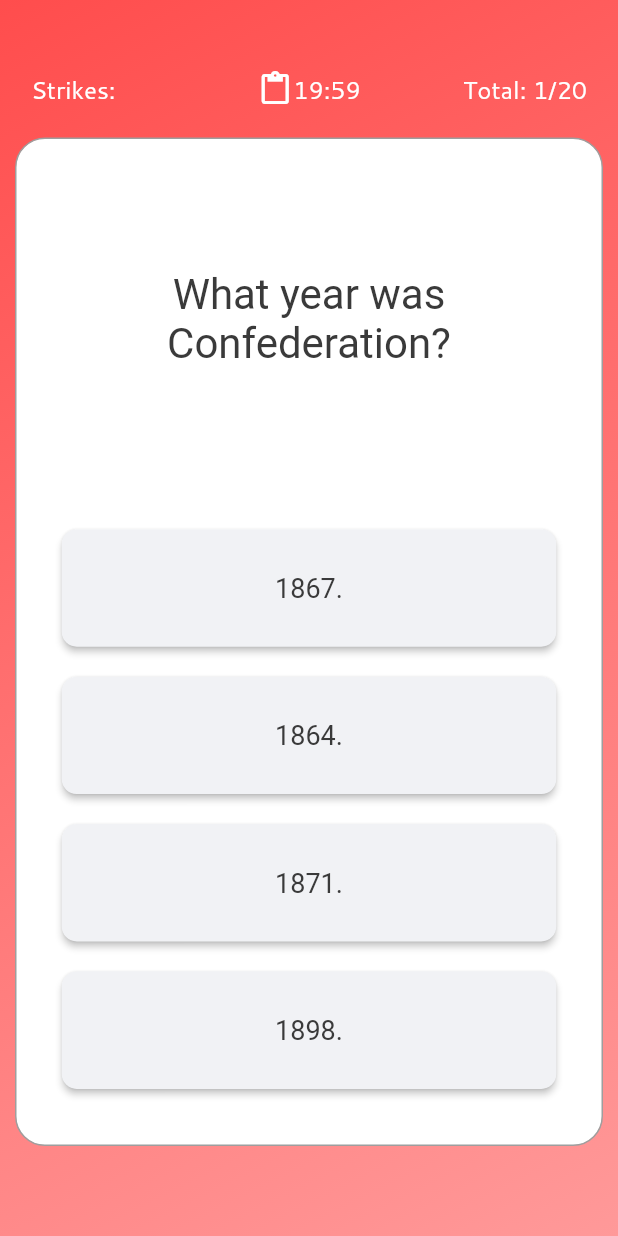
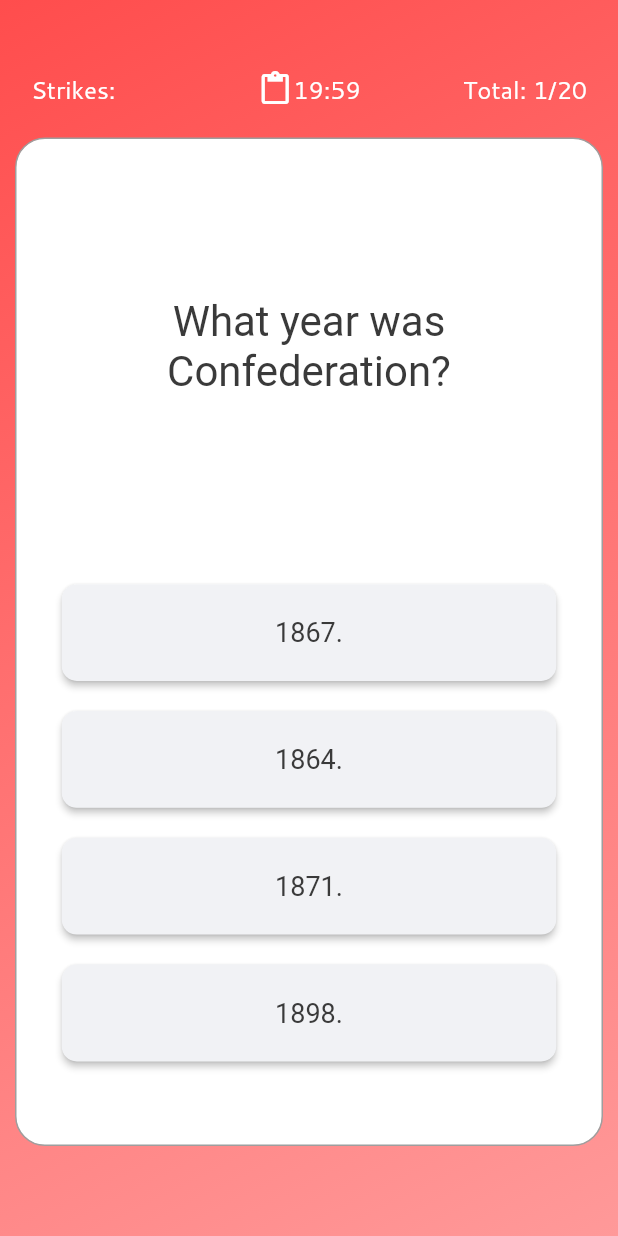
Before and after one commit to liangpeter08/quizlet, a Flutter app: the screen it shows after launch, after a tap on "Begin Test", on a phone screen of 412 x 824 dp. Run offline on Flutter 3.47's test engine with Material 2 defaults, Android fonts, the phone set to English and light mode, and no system bars; drawn by our look-alikes of auto_size_text; missing offline and left inert: firebase_admob; accounts and stored records are empty; Roboto replaces fonts that are missing (font2).

Commit message:
sdf3g4ge

```diff
--- a/lib/main.dart
+++ b/lib/main.dart
@@ -1,15 +1,19 @@
 import 'package:flutter/material.dart';
 import 'package:firebase_admob/firebase_admob.dart';
+import 'package:flutter/services.dart';
+
 
 import './util/readcsv.dart';
 import './views/mainview.dart';
 import './util/enums.dart';
-import './util/adInfo.dart';
 
 void main() async {
   questions = await readcsv();
   FirebaseAdMob.instance.initialize(appId: 'ca-app-pub-3370394751776686~7650142851');
-  myBanner..load();
+        SystemChrome.setPreferredOrientations([
+        DeviceOrientation.portraitUp,
+        DeviceOrientation.portraitDown,
+      ]);
   return runApp(MaterialApp(
     title: 'Canadian Citizenship test 2019',
     theme: ThemeData(
--- a/lib/util/answerbutton.dart
+++ b/lib/util/answerbutton.dart
@@ -32,7 +32,7 @@ class QandA extends StatelessWidget {
               Container(
             margin: EdgeInsets.only(top: 20),
             child: RaisedButton(
-              padding: EdgeInsets.all(screenHeight / 40),
+              padding: EdgeInsets.all(screenHeight / 60),
               shape: new RoundedRectangleBorder(
                   borderRadius: new BorderRadius.circular(10.0)),
               color: this.selectedButton == i
--- a/lib/views/questionview.dart
+++ b/lib/views/questionview.dart
@@ -76,6 +76,7 @@ class _QuestionState extends State<QuestionPage> with TickerProviderStateMixin {
         AnimationController(vsync: this, duration: new Duration(seconds: 1));
     this.fadeAnimationController.forward();
     this.startTimer();
+    FirebaseAdMob.instance.initialize(appId: 'ca-app-pub-3370394751776686~7650142851');
     super.initState();
   }
 
@@ -140,6 +141,7 @@ class _QuestionState extends State<QuestionPage> with TickerProviderStateMixin {
     double screenWidth = MediaQuery.of(context).size.width;
 
     myBanner
+    ..load()
       ..show(
         // Positions the banner ad 60 pixels from the bottom of the screen
         anchorOffset: 0.0,
```
Also changed, not shown: assets/ontario.csv (+4 -4 lines).
